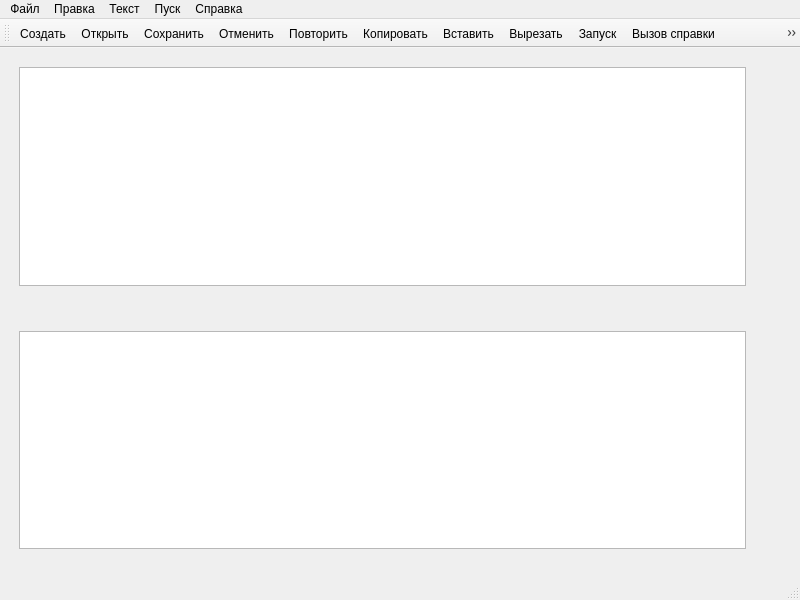
Old version of the form .venv/design.ui in the repository Lavrous/TFIK_Lab1.
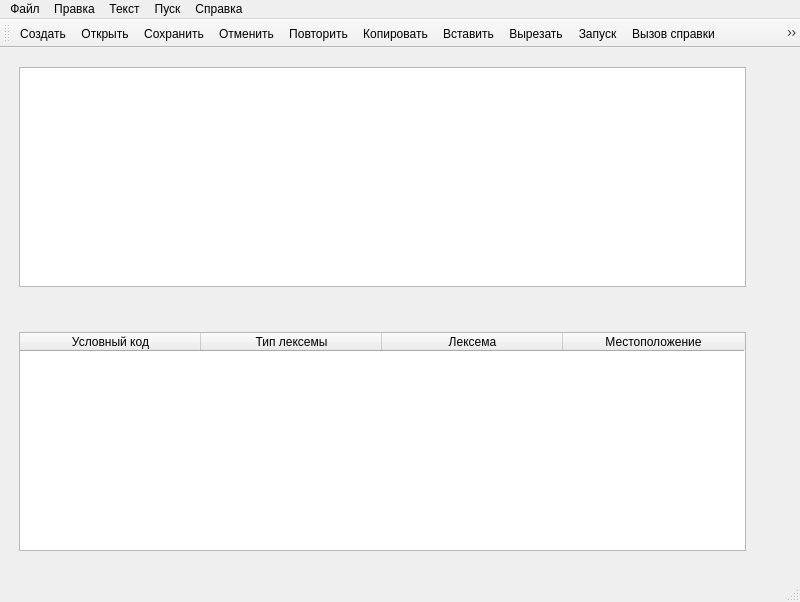
New version of the form. Icons and pictures are not drawn.

Commit message: Modified design.ui and made some helpful functions

Patch:
```diff
--- a/.venv/design.ui
+++ b/.venv/design.ui
@@ -7,7 +7,7 @@
     <x>0</x>
     <y>0</y>
     <width>800</width>
-    <height>600</height>
+    <height>602</height>
    </rect>
   </property>
   <property name="windowTitle">
@@ -36,20 +36,57 @@
        <number>20</number>
       </property>
       <item>
-       <widget class="QPlainTextEdit" name="codeArea">
-        <property name="layoutDirection">
-         <enum>Qt::LayoutDirection::LeftToRight</enum>
-        </property>
-        <property name="autoFillBackground">
-         <bool>false</bool>
-        </property>
-       </widget>
+       <widget class="QPlainTextEdit" name="codeArea"/>
       </item>
       <item>
-       <widget class="QPlainTextEdit" name="outputArea">
-        <property name="readOnly">
+       <widget class="QTableWidget" name="outputArea">
+        <attribute name="horizontalHeaderVisible">
          <bool>true</bool>
-        </property>
+        </attribute>
+        <attribute name="horizontalHeaderCascadingSectionResizes">
+         <bool>false</bool>
+        </attribute>
+        <attribute name="horizontalHeaderMinimumSectionSize">
+         <number>32</number>
+        </attribute>
+        <attribute name="horizontalHeaderDefaultSectionSize">
+         <number>181</number>
+        </attribute>
+        <attribute name="horizontalHeaderShowSortIndicator" stdset="0">
+         <bool>false</bool>
+        </attribute>
+        <attribute name="horizontalHeaderStretchLastSection">
+         <bool>false</bool>
+        </attribute>
+        <attribute name="verticalHeaderVisible">
+         <bool>true</bool>
+        </attribute>
+        <attribute name="verticalHeaderShowSortIndicator" stdset="0">
+         <bool>false</bool>
+        </attribute>
+        <attribute name="verticalHeaderStretchLastSection">
+         <bool>false</bool>
+        </attribute>
+        <column>
+         <property name="text">
+          <string>Условный код</string>
+         </property>
+        </column>
+        <column>
+         <property name="text">
+          <string>Тип лексемы</string>
+         </property>
+        </column>
+        <column>
+         <property name="text">
+          <string>Лексема</string>
+         </property>
+        </column>
+        <column>
+         <property name="text">
+          <string>Местоположение</string>
+         </property>
+        </column>
        </widget>
       </item>
      </layout>
```
The commit also changes 5 other files.
